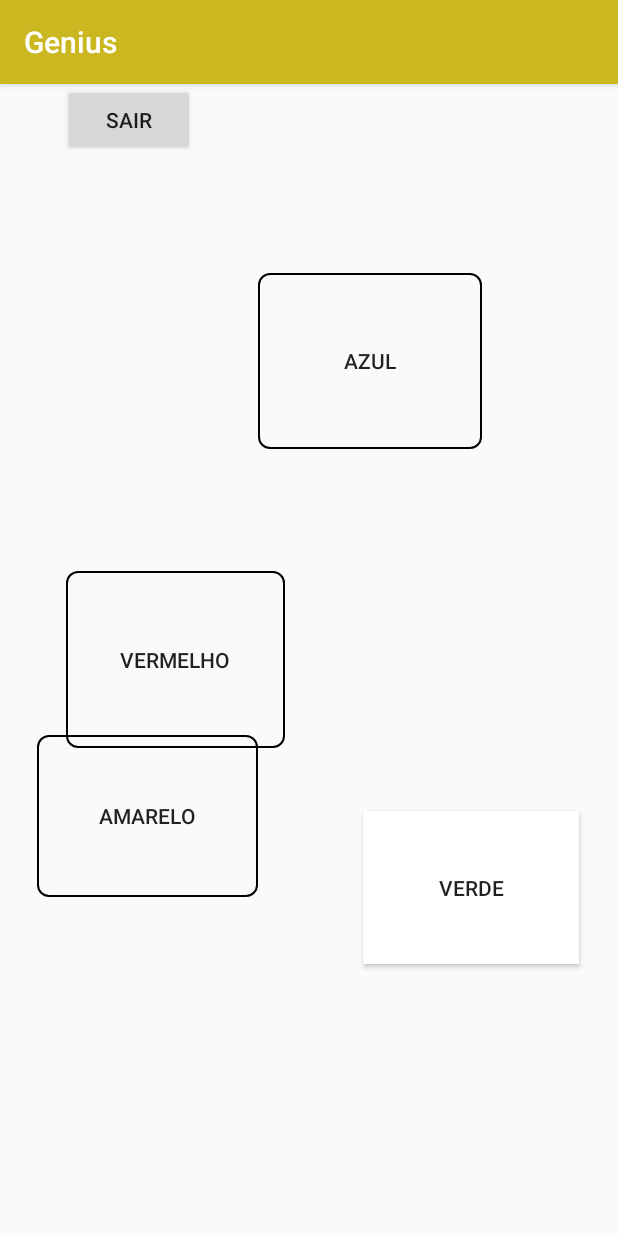
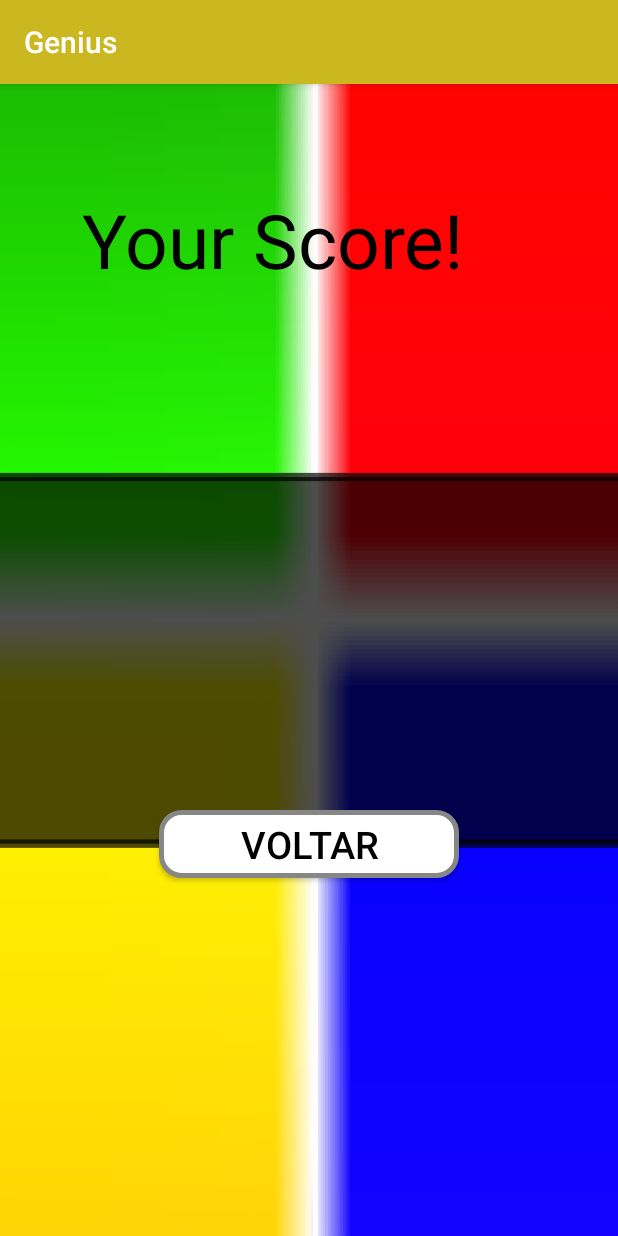
Before and after one commit to CristianSilvaGrosseli/Genius, an Android app: the activity_genius screen opened directly, with no data from a screen before it, after a tap on "AMARELO", on a phone screen of 412 x 824 dp. Run offline under Robolectric (Android 15) with nearby library versions, the light colour scheme and no system bars.

Commit message:
Melhorias interface

```diff
--- a/app/src/main/AndroidManifest.xml
+++ b/app/src/main/AndroidManifest.xml
@@ -23,6 +23,7 @@
                 <category android:name="android.intent.category.LAUNCHER" />
             </intent-filter>
         </activity>
+        <activity android:name=".ScoreActivity"></activity>
     </application>
 
 </manifest>
--- /dev/null
+++ b/app/src/main/java/cristian/genius/ScoreActivity.java
@@ -0,0 +1,37 @@
+package cristian.genius;
+
+import android.content.Intent;
+import android.support.v7.app.AppCompatActivity;
+import android.os.Bundle;
+import android.view.View;
+import android.widget.Button;
+import android.widget.EditText;
+import android.widget.TextView;
+
+public class ScoreActivity extends AppCompatActivity {
+
+    @Override
+    protected void onCreate(Bundle savedInstanceState) {
+        super.onCreate(savedInstanceState);
+        setContentView(R.layout.activity_score);
+
+        Bundle b = getIntent().getExtras();
+        int value = -1;
+        if(b != null)
+            value = b.getInt("score");
+
+        TextView textView = (TextView) findViewById(R.id.Score);
+        //textView.setText(value);
+
+        Button backToMenu = findViewById(R.id.backToMenu);
+        backToMenu.setOnClickListener(new View.OnClickListener() {
+            @Override
+            public void onClick(View v) {
+                Intent intent = new Intent(ScoreActivity.this, MainActivity.class);
+                startActivity(intent);
+                finish();
+            }
+        });
+
+    }
+}
--- a/app/src/main/java/cristian/genius/activity_genius.java
+++ b/app/src/main/java/cristian/genius/activity_genius.java
@@ -1,5 +1,6 @@
 package cristian.genius;
 
+import android.content.Intent;
 import android.graphics.Color;
 import android.support.v7.app.AppCompatActivity;
 import android.os.Bundle;
@@ -49,6 +50,16 @@ public class activity_genius extends AppCompatActivity {
                 manager(GeniusEnums.BUTTON_YELLOW);
             }
         });
+
+        Button backToMenu = findViewById(R.id.buttonLeaveGame);
+        backToMenu.setOnClickListener(new View.OnClickListener() {
+            @Override
+            public void onClick(View v) {
+                Intent intent = new Intent(activity_genius.this, MainActivity.class);
+                startActivity(intent);
+                finish();
+            }
+        });
         this.showSequence();
     }
 
@@ -73,7 +84,12 @@ public class activity_genius extends AppCompatActivity {
         }
         else
         {
-            //chamar a activity que mostra o score da partida
+            Intent intent = new Intent(activity_genius.this, ScoreActivity.class);
+            Bundle b = new Bundle();
+            b.putInt("score",sequenceManager.getSequenceSize());
+            intent.putExtras(b);
+            startActivity(intent);
+            finish();
         }
     }
 
--- a/app/src/main/res/drawable/button_layout.xml
+++ b/app/src/main/res/drawable/button_layout.xml
@@ -1,16 +1,14 @@
 <?xml version="1.0" encoding="utf-8"?>
-<selector xmlns:android="http://schemas.android.com/apk/res/android" android:constantSize="false">
+<selector
+    xmlns:android="http://schemas.android.com/apk/res/android"
+            android:constantSize="false">
     <item android:state_pressed="true" >
         <shape>
             <stroke
                 android:width="1dp" />
             <corners
                 android:radius="7dp" />
-            <padding
-                android:left="10dp"
-                android:top="10dp"
-                android:right="10dp"
-                android:bottom="10dp" />
+
         </shape>
     </item>
     <item>
@@ -19,11 +17,7 @@
                 android:width="1dp" />
             <corners
                 android:radius="7dp" />
-            <padding
-                android:left="10dp"
-                android:top="10dp"
-                android:right="10dp"
-                android:bottom="10dp" />
+
         </shape>
     </item>
 </selector>
--- /dev/null
+++ b/app/src/main/res/drawable/button_leave_game.xml
@@ -0,0 +1,28 @@
+<?xml version="1.0" encoding="utf-8"?>
+<shape xmlns:android="http://schemas.android.com/apk/res/android" android:shape="rectangle" >
+    <corners
+        android:radius="13dp"
+        />
+    <gradient
+        android:angle="45"
+        android:centerX="35%"
+        android:centerColor="#FFFFFF"
+        android:startColor="#FFFFFF"
+        android:endColor="#FFFFFF"
+        android:type="linear"
+        />
+    <padding
+        android:left="0dp"
+        android:top="0dp"
+        android:right="0dp"
+        android:bottom="0dp"
+        />
+    <size
+        android:width="125dp"
+        android:height="45dp"
+        />
+    <stroke
+        android:width="3dp"
+        android:color="#878787"
+        />
+</shape>
--- a/app/src/main/res/layout/activity_genius.xml
+++ b/app/src/main/res/layout/activity_genius.xml
@@ -1,80 +1,76 @@
 <?xml version="1.0" encoding="utf-8"?>
-<android.support.constraint.ConstraintLayout xmlns:android="http://schemas.android.com/apk/res/android"
+<android.support.constraint.ConstraintLayout
+    xmlns:android="http://schemas.android.com/apk/res/android"
     xmlns:app="http://schemas.android.com/apk/res-auto"
     xmlns:tools="http://schemas.android.com/tools"
     android:layout_width="match_parent"
     android:layout_height="match_parent"
-    tools:context=".activity_genius">
+    tools:context=".activity_genius"
+    android:background="@drawable/fundojogar"
+    >
 
     <Button
         android:id="@+id/buttonYellow"
-        android:layout_width="147dp"
-        android:layout_height="108dp"
-        android:layout_marginBottom="100dp"
-        android:layout_marginEnd="70dp"
-        android:layout_marginStart="50dp"
-        android:layout_marginTop="65dp"
+        android:layout_width="171dp"
+        android:layout_height="157dp"
+        android:layout_marginBottom="125dp"
+        android:layout_marginEnd="8dp"
+        android:layout_marginStart="8dp"
         android:background="@drawable/button_layout"
         android:text="@string/amarelo1"
         app:layout_constraintBottom_toBottomOf="parent"
-        app:layout_constraintEnd_toStartOf="@+id/buttonGreen"
-        app:layout_constraintHorizontal_bias="0.52"
-        app:layout_constraintHorizontal_chainStyle="packed"
-        app:layout_constraintStart_toStartOf="parent"
-        app:layout_constraintTop_toBottomOf="@+id/buttonBlue"
-        app:layout_constraintVertical_bias="0.417" />
+        app:layout_constraintEnd_toStartOf="@+id/buttonBlue"
+        app:layout_constraintStart_toStartOf="parent" />
 
     <Button
         android:id="@+id/buttonGreen"
-        android:layout_width="144dp"
-        android:layout_height="102dp"
-        android:layout_marginBottom="151dp"
-        android:layout_marginEnd="50dp"
-        android:layout_marginTop="6dp"
+        android:layout_width="171dp"
+        android:layout_height="158dp"
+        android:layout_marginEnd="8dp"
+        android:layout_marginStart="8dp"
+        android:layout_marginTop="48dp"
         android:background="@drawable/button_layout"
         android:text="@string/verde1"
-        app:layout_constraintBottom_toBottomOf="parent"
-        app:layout_constraintEnd_toEndOf="parent"
-        app:layout_constraintStart_toEndOf="@+id/buttonYellow"
-        app:layout_constraintTop_toBottomOf="@+id/buttonRed" />
+        app:layout_constraintEnd_toStartOf="@+id/buttonRed"
+        app:layout_constraintStart_toStartOf="parent"
+        app:layout_constraintTop_toBottomOf="@+id/buttonLeaveGame" />
 
     <Button
         android:id="@+id/buttonBlue"
-        android:layout_width="149dp"
-        android:layout_height="117dp"
-        android:layout_marginEnd="41dp"
+        android:layout_width="169dp"
+        android:layout_height="156dp"
+        android:layout_marginBottom="125dp"
+        android:layout_marginEnd="8dp"
+        android:layout_marginStart="8dp"
         android:background="@drawable/button_layout"
         android:text="@string/azul1"
         android:visibility="visible"
-        app:layout_constraintBottom_toTopOf="@+id/buttonYellow"
+        app:layout_constraintBottom_toBottomOf="parent"
         app:layout_constraintEnd_toEndOf="parent"
-        app:layout_constraintHorizontal_bias="0.0"
-        app:layout_constraintStart_toEndOf="@+id/buttonYellow"
-        app:layout_constraintTop_toTopOf="parent"
-        app:layout_constraintVertical_bias="0.51" />
+        app:layout_constraintStart_toEndOf="@+id/buttonYellow" />
 
     <Button
         android:id="@+id/buttonRed"
-        android:layout_width="146dp"
-        android:layout_height="118dp"
-        android:layout_marginBottom="6dp"
-        android:layout_marginEnd="350dp"
-        android:layout_marginTop="51dp"
+        android:layout_width="168dp"
+        android:layout_height="158dp"
+        android:layout_marginEnd="8dp"
+        android:layout_marginStart="8dp"
+        android:layout_marginTop="96dp"
         android:background="@drawable/button_layout"
         android:text="@string/vermelho1"
-        app:layout_constraintBottom_toTopOf="@+id/buttonGreen"
         app:layout_constraintEnd_toEndOf="parent"
-        app:layout_constraintStart_toEndOf="@+id/buttonYellow"
-        app:layout_constraintTop_toBottomOf="@+id/buttonBlue" />
+        app:layout_constraintStart_toEndOf="@+id/buttonGreen"
+        app:layout_constraintTop_toTopOf="parent" />
 
     <Button
         android:id="@+id/buttonLeaveGame"
-        android:layout_width="wrap_content"
-        android:layout_height="wrap_content"
-        android:layout_marginEnd="256dp"
-        android:layout_marginStart="16dp"
-        android:text="@string/sair1"
-        app:layout_constraintEnd_toEndOf="parent"
-        app:layout_constraintStart_toStartOf="parent"
+        android:layout_width="125dp"
+        android:layout_height="45dp"
+        android:layout_marginTop="3dp"
+
+        android:background="@drawable/button_leave_game"
+        android:text="Voltar"
+        android:textColor="#000000"
+        android:textSize="25sp"
         app:layout_constraintTop_toTopOf="parent" />
 </android.support.constraint.ConstraintLayout>
--- /dev/null
+++ b/app/src/main/res/layout/activity_score.xml
@@ -0,0 +1,52 @@
+<?xml version="1.0" encoding="utf-8"?>
+<android.support.constraint.ConstraintLayout
+    xmlns:android="http://schemas.android.com/apk/res/android"
+    xmlns:app="http://schemas.android.com/apk/res-auto"
+    xmlns:tools="http://schemas.android.com/tools"
+    android:layout_width="match_parent"
+    android:layout_height="match_parent"
+    tools:context=".ScoreActivity"
+    android:background="@drawable/fundoscore"
+    >
+
+    <Button
+        android:id="@+id/backToMenu"
+        android:layout_width="200dp"
+        android:layout_height="45dp"
+        android:layout_marginEnd="90dp"
+        android:layout_marginStart="90dp"
+        android:layout_marginTop="484dp"
+        android:background="@drawable/button_leave_game"
+        android:text="@string/voltar"
+        android:textColor="#000000"
+        android:textSize="25sp"
+        app:layout_constraintEnd_toEndOf="parent"
+        app:layout_constraintStart_toStartOf="parent"
+        app:layout_constraintTop_toTopOf="parent" />
+
+    <TextView
+        android:id="@+id/YourScore"
+        android:layout_width="303dp"
+        android:layout_height="94dp"
+        android:layout_marginEnd="22dp"
+        android:layout_marginStart="22dp"
+        android:layout_marginTop="70dp"
+        android:text="@string/your_score"
+        android:textColor="#000000"
+        android:textSize="50sp"
+        app:layout_constraintEnd_toEndOf="parent"
+        app:layout_constraintStart_toStartOf="parent"
+        app:layout_constraintTop_toTopOf="parent" />
+
+    <TextView
+        android:id="@+id/Score"
+        android:layout_width="162dp"
+        android:layout_height="147dp"
+        android:layout_marginEnd="100dp"
+        android:layout_marginStart="100dp"
+        android:text=""
+        app:layout_constraintEnd_toEndOf="parent"
+        app:layout_constraintStart_toStartOf="parent"
+        tools:layout_editor_absoluteY="208dp" />
+
+</android.support.constraint.ConstraintLayout>
--- /dev/null
+++ b/app/src/main/res/values/dimens.xml
@@ -0,0 +1,3 @@
+<resources>
+    <dimen name="fab_margin">16dp</dimen>
+</resources>
--- a/app/src/main/res/values/strings.xml
+++ b/app/src/main/res/values/strings.xml
@@ -8,4 +8,7 @@
     <string name="jogar1">Jogar</string>
     <string name="sair2">Sair</string>
     <string name="bem_vindo_ao_genius1">Bem vindo ao Genius!</string>
+    <string name="title_activity_score">ScoreActivity</string>
+    <string name="your_score">Your Score!</string>
+    <string name="voltar">Voltar</string>
 </resources>
```
Also changed, not shown: app/src/main/java/cristian/genius/MainActivity.java (+10 -0 lines), app/src/main/res/layout/activity_main.xml (+33 -18 lines), app/src/main/res/values/styles.xml (+9 -0 lines), app/src/main/res/drawable/fundo.png (added), app/src/main/res/drawable/fundojogar.png (added), app/src/main/res/drawable/fundoscore.png (added).
